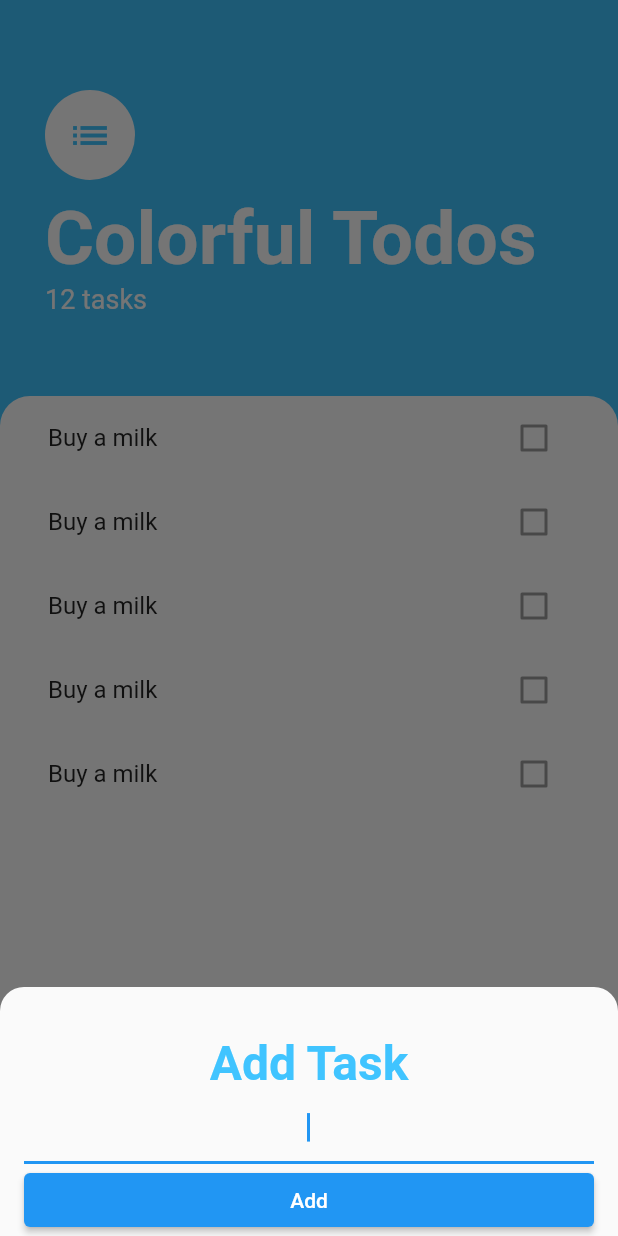
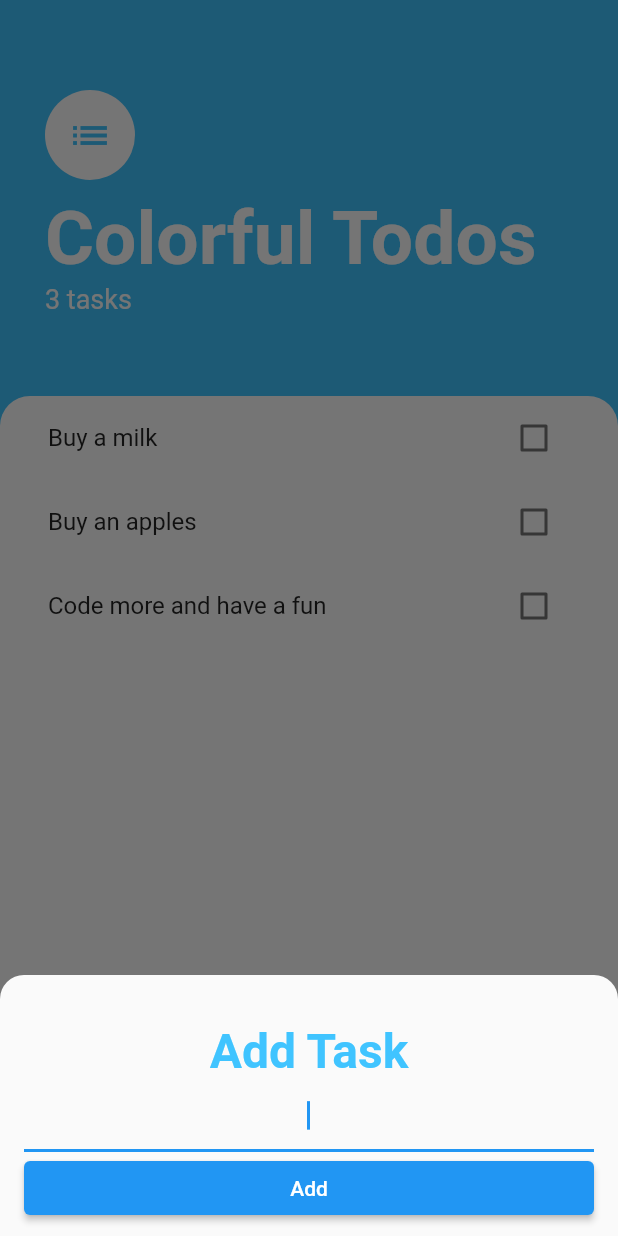
Before and after one commit to iggy228/colorful_todo, a Flutter app: the screen it shows after launch, after a tap on the "add" icon, on a phone screen of 412 x 824 dp. Run offline on Flutter 3.47's test engine with Material 2 defaults, Android fonts, the phone set to English and light mode, and no system bars.

Commit message:
Make adding new task to TasksScreen.

```diff
--- /dev/null
+++ b/lib/model/task.dart
@@ -0,0 +1,8 @@
+class Task {
+  final String name;
+  bool isDone;
+
+  Task({required this.name, this.isDone = false});
+
+  void toggleDone() => isDone = !isDone;
+}
--- a/lib/screens/add_task_screen.dart
+++ b/lib/screens/add_task_screen.dart
@@ -1,12 +1,19 @@
+import 'package:colorful_todo/model/task.dart';
 import 'package:flutter/material.dart';
 
-class AddTaskScreen extends StatelessWidget {
-  const AddTaskScreen({
-    Key? key,
-    required TextEditingController controller,
-  }) : _controller = controller, super(key: key);
+class AddTaskScreen extends StatefulWidget {
+  final void Function(Task task) addTaskCallback;
 
-  final TextEditingController _controller;
+  AddTaskScreen({
+    required this.addTaskCallback,
+  });
+
+  @override
+  _AddTaskScreenState createState() => _AddTaskScreenState();
+}
+
+class _AddTaskScreenState extends State<AddTaskScreen> {
+  String newTitle = '';
 
   @override
   Widget build(BuildContext context) {
@@ -23,12 +30,12 @@ class AddTaskScreen extends StatelessWidget {
           ),
         ),
         TextField(
-          controller: _controller,
+          onChanged: (val) => newTitle = val,
           autofocus: true,
           textAlign: TextAlign.center,
         ),
         ElevatedButton(
-          onPressed: () {},
+          onPressed: () => widget.addTaskCallback(Task(name: newTitle)),
           child: Text('Add'),
         )
       ],
--- a/lib/screens/tasks_screen.dart
+++ b/lib/screens/tasks_screen.dart
@@ -1,13 +1,27 @@
+import 'package:colorful_todo/model/task.dart';
 import 'package:colorful_todo/screens/add_task_screen.dart';
 import 'package:colorful_todo/widgets/tasks_list.dart';
 import 'package:flutter/material.dart';
 
-class TasksScreen extends StatelessWidget {
-  TextEditingController _controller = TextEditingController(text: '');
+class TasksScreen extends StatefulWidget {
+  @override
+  _TasksScreenState createState() => _TasksScreenState();
+}
+
+class _TasksScreenState extends State<TasksScreen> {
+  List<Task> tasks = [
+    Task(name: 'Buy a milk'),
+    Task(name: 'Buy an apples'),
+    Task(name: 'Code more and have a fun'),
+  ];
 
   Widget buildBottomModalSheet(BuildContext context) => SingleChildScrollView(
-    padding: EdgeInsets.fromLTRB(16.0, 32.0, 16.0, MediaQuery.of(context).viewInsets.bottom),
-    child: AddTaskScreen(controller: _controller),
+    // ViewInsets access to size of obscured display
+    padding: EdgeInsets.fromLTRB(16.0, 32.0, 16.0, MediaQuery.of(context).viewInsets.bottom + 8.0),
+    child: AddTaskScreen(addTaskCallback: (task) {
+      setState(() => tasks.add(task));
+      Navigator.pop(context);
+    }),
   );
 
   @override
@@ -53,7 +67,7 @@ class TasksScreen extends StatelessWidget {
                   ),
                 ),
                 Text(
-                  '12 tasks',
+                  '${tasks.length} tasks',
                   style: TextStyle(
                     color: Colors.white,
                     fontSize: 18.0,
@@ -72,7 +86,7 @@ class TasksScreen extends StatelessWidget {
                 ),
                 color: Colors.white,
               ),
-              child: TaskList(),
+              child: TaskList(tasks: tasks),
             ),
           ),
         ],
--- a/lib/widgets/task_tile.dart
+++ b/lib/widgets/task_tile.dart
@@ -1,13 +1,28 @@
 import 'package:flutter/material.dart';
 
 class TaskTile extends StatelessWidget {
+  final bool isChecked;
+  final String name;
+  final void Function(bool? value) checkboxCallback;
+
+  TaskTile({
+    required this.isChecked,
+    required this.name,
+    required this.checkboxCallback,
+  });
+
   @override
   Widget build(BuildContext context) {
     return ListTile(
-      title: Text('Buy a milk'),
+      title: Text(
+        name,
+        style: TextStyle(
+            decoration: isChecked ? TextDecoration.lineThrough : TextDecoration.none
+        ),
+      ),
       trailing: Checkbox(
-        value: false,
-        onChanged: null,
+        value: isChecked,
+        onChanged: checkboxCallback,
       ),
     );
   }
--- a/lib/widgets/tasks_list.dart
+++ b/lib/widgets/tasks_list.dart
@@ -1,18 +1,28 @@
+import 'package:colorful_todo/model/task.dart';
 import 'package:colorful_todo/widgets/task_tile.dart';
 import 'package:flutter/material.dart';
 
-class TaskList extends StatelessWidget {
-  const TaskList({
-    Key? key,
-  }) : super(key: key);
+class TaskList extends StatefulWidget {
+  final List<Task> tasks;
 
+  TaskList({required this.tasks});
+
+  @override
+  _TaskListState createState() => _TaskListState();
+}
+
+class _TaskListState extends State<TaskList> {
   @override
   Widget build(BuildContext context) {
     return ListView.builder(
       padding: EdgeInsets.symmetric(horizontal: 16.0),
-      itemCount: 5,
+      itemCount: widget.tasks.length,
       itemBuilder: (_, index) {
-        return TaskTile();
+        return TaskTile(
+          name: widget.tasks[index].name,
+          isChecked: widget.tasks[index].isDone,
+          checkboxCallback: (_) => setState(() => widget.tasks[index].toggleDone())
+        );
       },
     );
   }
```
Also changed, not shown: pubspec.lock.
